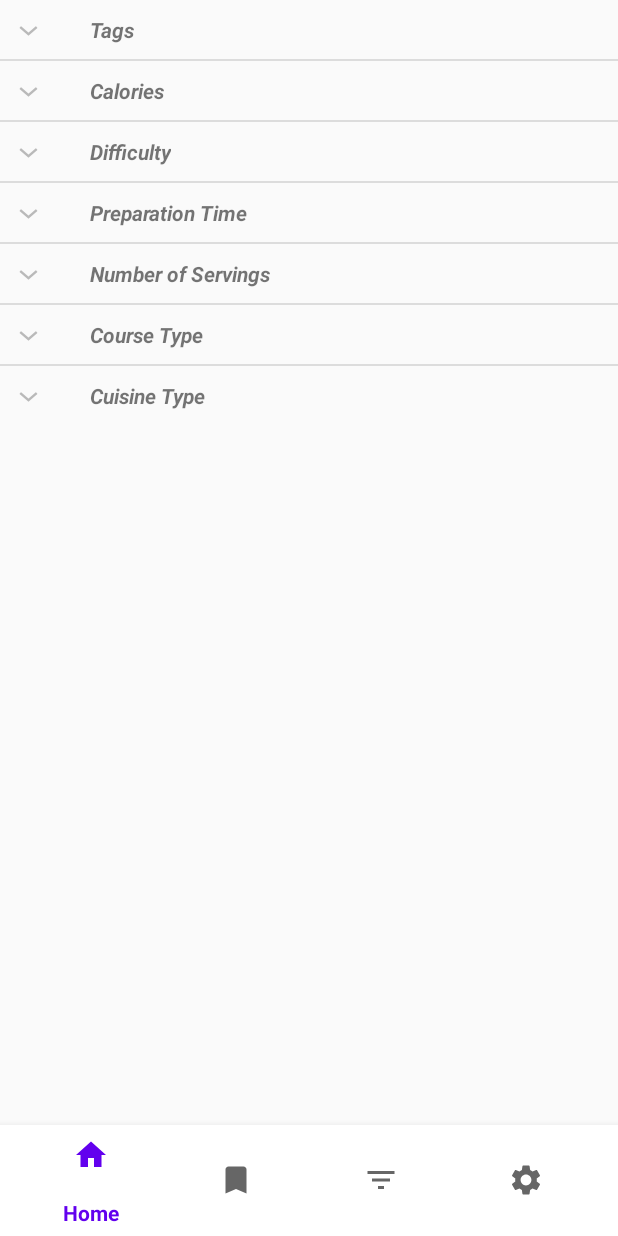
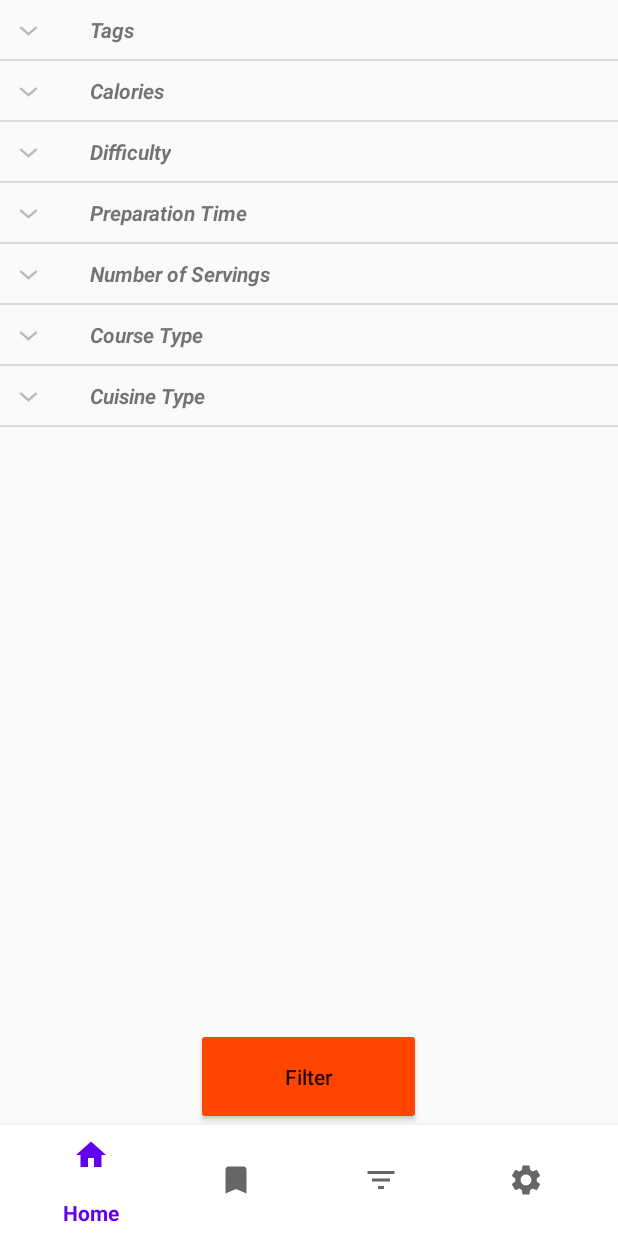
Before and after one commit to MJB90/Yes_Chef_User_App, an Android app: the fragment AdvancedFilterFragment placed in its activity, on a phone screen of 412 x 824 dp. Run offline under Robolectric (Android 15) with nearby library versions, the phone set to English and light mode, and no system bars; our stand-ins replace Volley; network calls fail.

```diff
--- a/app/build.gradle
+++ b/app/build.gradle
@@ -35,6 +35,7 @@ dependencies {
     implementation 'com.android.volley:volley:1.1.1'
     implementation 'com.google.code.gson:gson:2.8.9'
     implementation 'androidx.legacy:legacy-support-v4:1.0.0'
+    implementation 'androidx.gridlayout:gridlayout:1.0.0'
     testImplementation 'junit:junit:4.+'
     androidTestImplementation 'androidx.test.ext:junit:1.1.3'
     androidTestImplementation 'androidx.test.espresso:espresso-core:3.4.0'
--- a/app/src/main/java/com/example/yeschefuserapp/adapter/MainCustomAdapter.java
+++ b/app/src/main/java/com/example/yeschefuserapp/adapter/MainCustomAdapter.java
@@ -17,8 +17,8 @@ import com.example.yeschefuserapp.model.Recipe;
 import java.util.List;
 
 public class MainCustomAdapter extends RecyclerView.Adapter<MainCustomAdapter.MyViewHolder> {
-    List<Recipe> recipes;
-    Context context;
+    private List<Recipe> recipes;
+    private Context context;
     private ItemClickListener mItemListener;
 
     public MainCustomAdapter(Context context, List<Recipe> recipes, ItemClickListener itemClickListener) {
--- a/app/src/main/java/com/example/yeschefuserapp/fragment/AdvancedFilterFragment.java
+++ b/app/src/main/java/com/example/yeschefuserapp/fragment/AdvancedFilterFragment.java
@@ -7,6 +7,7 @@ import androidx.fragment.app.Fragment;
 import android.view.LayoutInflater;
 import android.view.View;
 import android.view.ViewGroup;
+import android.widget.AdapterView;
 import android.widget.ExpandableListAdapter;
 import android.widget.ExpandableListView;
 
@@ -18,7 +19,7 @@ import java.util.HashMap;
 import java.util.List;
 import java.util.Map;
 
-public class AdvancedFilterFragment extends Fragment {
+public class AdvancedFilterFragment extends Fragment implements AdapterView.OnItemClickListener{
 
     private List<String> categoryList;
     private List<String> childList;
@@ -79,9 +80,9 @@ public class AdvancedFilterFragment extends Fragment {
                 "High Iron", "High Potassium", "High Protein", "High Vitamin C", "High Vitamin D",
                 "High in Omega-3s", "Low Calorie", "Low Carb", "Low Fat", "Low Saturated Fat", "Low Sodium",
                 "Low Sugar", "No Carb", "Source of Omega-3s", "Sugar Free"};
-        String[] calories={"200kcals and below","201-400kcals","401-600kcals,601-800kcals,800kcals and above"};
+        String[] calories={"Under 200kcals","201-400kcals","401-600kcals","601-800kcals", "Above 800kcals"};
         String[] difficulty={"Easy", "Quick", "Quick and Easy", "test diff"};
-        String[] preparationTime={"Below or 10 minutes","10 to 30 minutes","31 to 60 minutes","More than 1 hour"};
+        String[] preparationTime={"Under 10 minutes","10 to 30 minutes","31 to 60 minutes","More than 1 hour"};
         String[] noServings={"1","2","3","4","5","6"};
         String[] courseType={"Appetizers", "Beverages", "Breads", "Breakfast and Brunch", "Cocktails",
                 "Desserts", "Main Dishes", "Salads", "Side Dishes", "Soups", "coursetype test"};
@@ -108,4 +109,9 @@ public class AdvancedFilterFragment extends Fragment {
             childList.add(childCategory);
         }
     }
+
+    @Override
+    public void onItemClick(AdapterView<?> adapterView, View view, int i, long l) {
+
+    }
 }
--- a/app/src/main/res/layout/activity_main.xml
+++ b/app/src/main/res/layout/activity_main.xml
@@ -3,8 +3,7 @@
     xmlns:android="http://schemas.android.com/apk/res/android"
     xmlns:app="http://schemas.android.com/apk/res-auto"
     android:layout_width="match_parent"
-    android:layout_height="match_parent"
-    android:orientation="vertical">
+    android:layout_height="match_parent">
 
     <FrameLayout
         android:id="@+id/fragment_container"
--- a/app/src/main/res/layout/fragment_advanced_filter.xml
+++ b/app/src/main/res/layout/fragment_advanced_filter.xml
@@ -1,15 +1,25 @@
 <?xml version="1.0" encoding="utf-8"?>
-<FrameLayout xmlns:android="http://schemas.android.com/apk/res/android"
+<LinearLayout xmlns:android="http://schemas.android.com/apk/res/android"
     xmlns:tools="http://schemas.android.com/tools"
     android:layout_width="match_parent"
     android:layout_height="match_parent"
+    android:orientation="vertical"
     tools:context=".fragment.AdvancedFilterFragment">
 
     <ExpandableListView
         android:id="@+id/expanded_filter"
         android:layout_width="match_parent"
-        android:layout_height="wrap_content">
+        android:layout_height="wrap_content"
+        android:layout_weight="10">
 
     </ExpandableListView>
+    <Button
+        android:layout_height="wrap_content"
+        android:layout_width="150dp"
+        android:text="@string/filter"
+        android:backgroundTint="#ff4500"
+        android:textAllCaps="false"
+        android:layout_weight="0.4"
+        android:layout_gravity="center"/>
 
-</FrameLayout>
+</LinearLayout>
--- a/app/src/main/res/values/strings.xml
+++ b/app/src/main/res/values/strings.xml
@@ -7,4 +7,6 @@
     <string name="nav_advanced_filter">Advanced Filter</string>
     <string name="nav_account">Account</string>
 
+    <string name="filter">Filter</string>
+
 </resources>
```
Also changed, not shown: app/src/main/java/com/example/yeschefuserapp/adapter/CardAdapter.java (added, +69 -0 lines), app/src/main/java/com/example/yeschefuserapp/adapter/MyExpandableListAdapter.java (+26 -13 lines), app/src/main/res/layout/filter_child_item.xml (+13 -19 lines), app/src/main/res/layout/tile.xml (added, +38 -0 lines).
